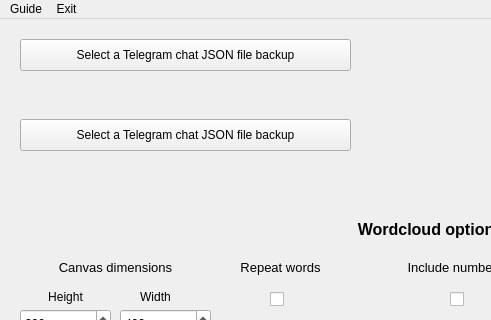
First picture: the form in ui/main_window.ui, repository luke-gto/telegram-wordcloud-generator, before the edit; both pictures show x 0 to 491 and y 0 to 320 of the 859 by 772 pixel window.
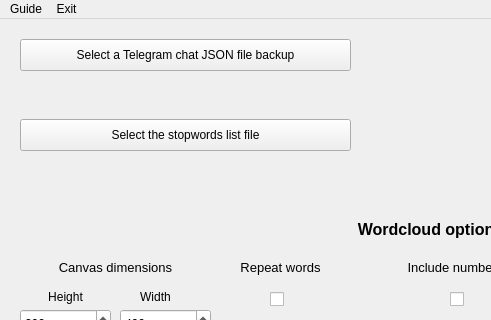
Second picture: the form after the edit.

Diff of the .ui file:
```diff
--- a/ui/main_window.ui
+++ b/ui/main_window.ui
@@ -68,7 +68,7 @@
      </rect>
     </property>
     <property name="text">
-     <string>Select a Telegram chat JSON file backup</string>
+     <string>Select the stopwords list file</string>
     </property>
    </widget>
    <widget class="QLabel" name="label_stopwords">
```
